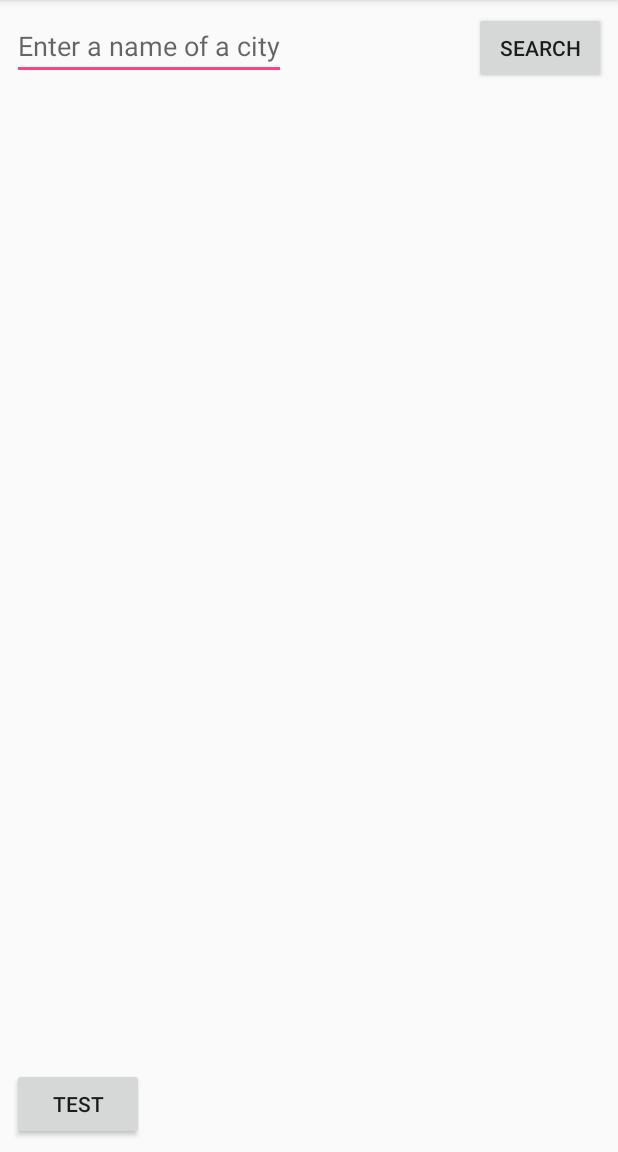
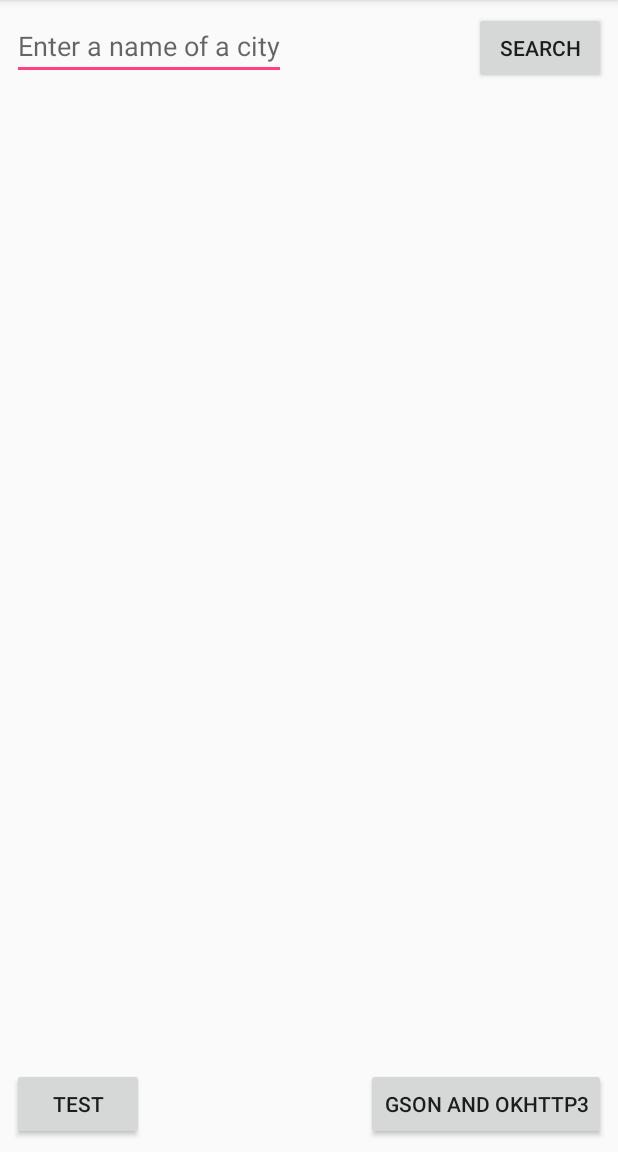
Before and after one commit to jperelygin/WeatherApp, an Android app: the screen it shows after launch (MainActivity), after a tap on "SEARCH", on a phone screen of 412 x 824 dp, the part 84-1236 px from its top. Run offline under Robolectric (Android 15) with nearby library versions, the phone set to English and light mode, and no system bars.

```diff
--- a/app/build.gradle
+++ b/app/build.gradle
@@ -13,11 +13,15 @@ android {
     buildTypes {
         debug {
             buildConfigField('String', "ApiKey", WeatherApp_ApiKey)
+            buildConfigField('String', "google_maps_key", WeatherApp_GoogleMapsApiKey)
+            resValue "string", "google_maps_key",
+                    (project.findProperty("WeatherApp_GoogleMapsApiKey") ?: "")
         }
         release {
             minifyEnabled false
             proguardFiles getDefaultProguardFile('proguard-android.txt'), 'proguard-rules.pro'
             buildConfigField('String', "ApiKey", WeatherApp_ApiKey)
+            buildConfigField('String', "GoogleMapsApiKey", WeatherApp_GoogleMapsApiKey)
         }
     }
 }
@@ -29,6 +33,6 @@ dependencies {
     testImplementation 'junit:junit:4.12'
     androidTestImplementation 'com.android.support.test:runner:1.0.1'
     androidTestImplementation 'com.android.support.test.espresso:espresso-core:3.0.1'
-    implementation files('libs/volley.jar')
+    compile 'com.android.volley:volley:1.1.0'
     implementation files('libs/json-20140107.jar')
 }
--- a/app/src/main/java/com/example/jperelygin/weatherapp/MainActivity.java
+++ b/app/src/main/java/com/example/jperelygin/weatherapp/MainActivity.java
@@ -37,11 +37,11 @@ public class MainActivity extends AppCompatActivity {
         super.onCreate(savedInstanceState);
         setContentView(R.layout.activity_main);
 
-        searchButton = findViewById(R.id.button);
-        cityRequest = findViewById(R.id.editText);
-        temperatureText = findViewById(R.id.temperature);
-        cityText = findViewById(R.id.cityName);
-        bar = findViewById(R.id.progressBar);
+        searchButton = (Button) findViewById(R.id.button);
+        cityRequest = (EditText) findViewById(R.id.editText);
+        temperatureText = (TextView) findViewById(R.id.temperature);
+        cityText = (TextView) findViewById(R.id.cityName);
+        bar = (ProgressBar) findViewById(R.id.progressBar);
 
         String urlAPI = "http://api.apixu.com/v1/current.json?"; // weather api
         String key = BuildConfig.ApiKey;
@@ -63,6 +63,11 @@ public class MainActivity extends AppCompatActivity {
 
         WeatherResponse resp = new WeatherResponse();
         resp.execute(url);
+    }
+
+    public void gsonAndOkhttp(View view) {
+
+
     }
 
 
@@ -87,7 +92,7 @@ public class MainActivity extends AppCompatActivity {
                 for (Map.Entry me : List.entrySet()){
                     Log.w("key", me.getKey() + " <- key");
                     Log.w("value", me.getValue() + " <- value");
-                    if (me.getKey() == "city"){         // I dont like this way, but it works.
+                    if (me.getKey() == "city"){         // I don't like this way, but it works.
                         cityText.setText(me.getValue().toString());
                     } else if (me.getKey() == "temp"){
                         temperatureText.setText(me.getValue().toString());
@@ -107,7 +112,7 @@ public class MainActivity extends AppCompatActivity {
             RequestQueue queue = Volley.newRequestQueue(MainActivity.this);
 
             String city = cityRequest.getText().toString();
-            String RequestUrl = url + city;     // to keep "url" clear
+            String RequestUrl = url + city;     // to keep "url" variable clear
 
             Log.w("res", "URL = " + url);
 
@@ -144,4 +149,6 @@ public class MainActivity extends AppCompatActivity {
 
     }
 
+
+
 }
--- a/app/src/main/res/layout/activity_main.xml
+++ b/app/src/main/res/layout/activity_main.xml
@@ -77,4 +77,15 @@
         app:layout_constraintBottom_toBottomOf="parent"
         app:layout_constraintStart_toStartOf="parent" />
 
+    <Button
+        android:layout_width="wrap_content"
+        android:layout_height="wrap_content"
+        android:layout_marginBottom="8dp"
+        android:layout_marginEnd="8dp"
+        android:text="gson and okhttp3"
+        android:visibility="visible"
+        android:onClick="gsonAndOkhttp"
+        app:layout_constraintBottom_toBottomOf="parent"
+        app:layout_constraintEnd_toEndOf="parent" />
+
 </android.support.constraint.ConstraintLayout>
--- a/gradle.properties
+++ b/gradle.properties
@@ -12,6 +12,7 @@
 org.gradle.jvmargs=-Xmx1536m
 
 WeatherApp_ApiKey = "f10687e83ef8444d945180734182301"
+WeatherApp_GoogleMapsApiKey = "AIzaSyA9CxZHpOZmJlwSw-4xKk1u8nTNB2XyJBU"
 
 # When configured, Gradle will run in incubating parallel mode.
 # This option should only be used with decoupled projects. More details, visit
```
Also changed, not shown: app/src/main/AndroidManifest.xml (+11 -5 lines).
